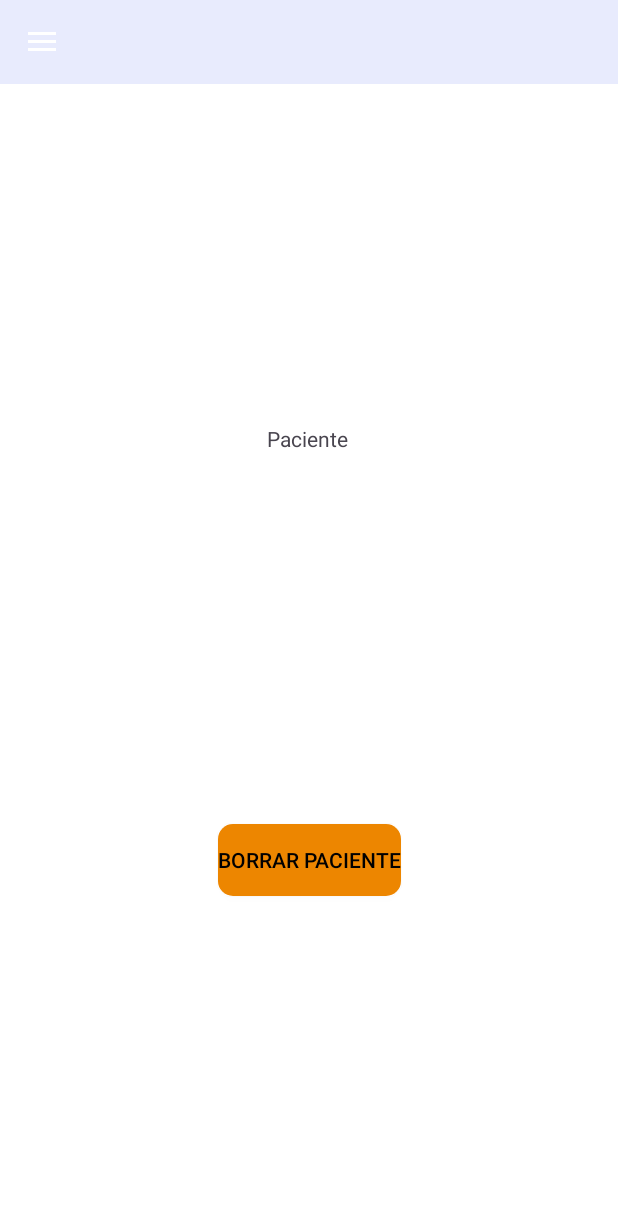
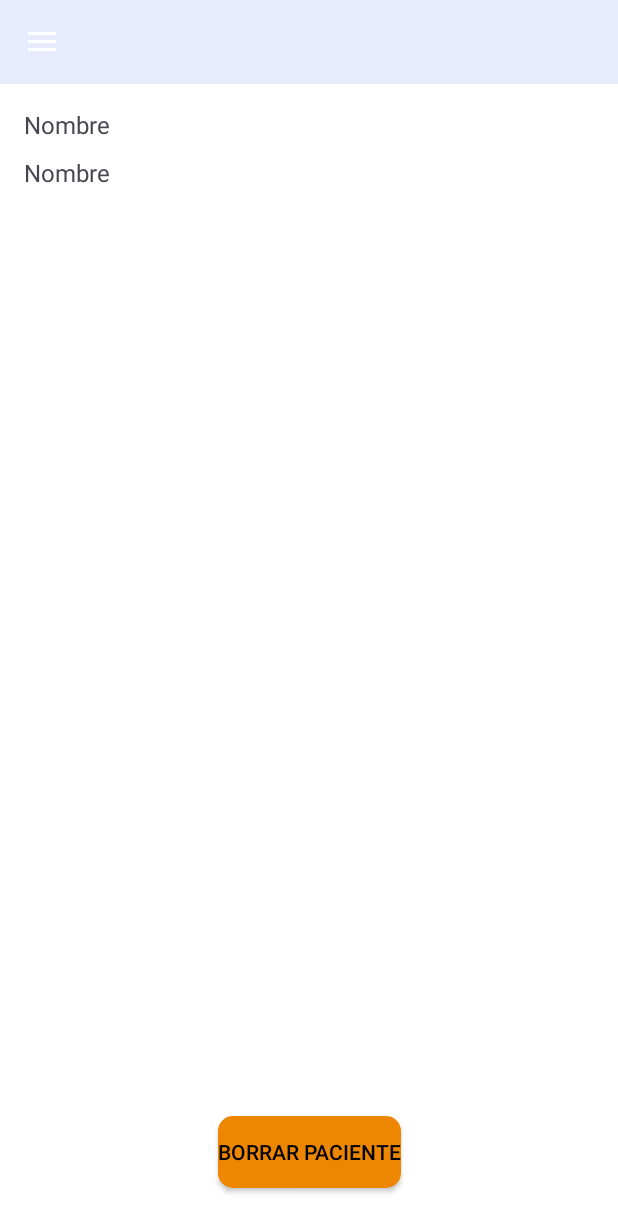
Before and after one commit to Doblado3/NutriMatev1, an Android app: the fragment DetallesPacFragmentMed placed in its activity, on a phone screen of 412 x 824 dp. Shown: the top 1232 px of the screen. Run offline under Robolectric (Android 15) with nearby library versions, the phone set to English and light mode, and no system bars; our stand-ins replace Firebase (no records; nobody signed in at launch, a user with empty details on screens opened directly).

Commit message:
Detalles Pacientes

```diff
--- a/app/src/main/java/com/example/nutrimatev1/medico/DetallesPacFragmentMed.kt
+++ b/app/src/main/java/com/example/nutrimatev1/medico/DetallesPacFragmentMed.kt
@@ -17,7 +17,8 @@ import java.util.Calendar
 
 class DetallesPacFragmentMed : Fragment() {
 
-    private lateinit var textoPaciente: TextView
+    private lateinit var textoNombre: TextView
+    private lateinit var textoFecha: TextView
     private lateinit var botonBorrarPaciente: Button
     private var paciente: Paciente? = null
 
@@ -32,17 +33,23 @@ class DetallesPacFragmentMed : Fragment() {
     override fun onViewCreated(view: View, savedInstanceState: Bundle?) {
         super.onViewCreated(view, savedInstanceState)
 
-        textoPaciente = view.findViewById(R.id.textDetallesPac)
+        textoNombre = view.findViewById(R.id.textNombreDetPac)
+        textoFecha = view.findViewById(R.id.textFechaDetPac)
         botonBorrarPaciente = view.findViewById(R.id.botonBorrarPac)
 
         // Recuperar el objeto Paciente de los argumentos
-        paciente = arguments?.getSerializable("paciente") as? Paciente
+        arguments?.let { bundle ->
+            val nombre = bundle.getString("nombre")
+            val fechaNacimiento = bundle.getSerializable("fechaNacimiento") as? Calendar
 
-        // Mostrar los detalles del paciente
-        paciente?.let {
-            textoPaciente.text = "${it.nombre}: ${it.fechanac.get(Calendar.DAY_OF_MONTH)}/" +
-                    "${it.fechanac.get(Calendar.MONTH) + 1}/" + // Los meses empiezan desde 0
-                    "${it.fechanac.get(Calendar.YEAR)}"
+            textoNombre.text = nombre
+
+
+
+            fechaNacimiento?.let {
+                val dateFormat = java.text.SimpleDateFormat("dd/MM/yyyy", java.util.Locale.getDefault())
+                textoFecha.text = "Fecha de Nacimiento: ${dateFormat.format(it.time)}"
+            }
         }
 
         // Configurar el botón de borrar
--- a/app/src/main/res/layout/fragment_detalles_pac_med.xml
+++ b/app/src/main/res/layout/fragment_detalles_pac_med.xml
@@ -7,30 +7,42 @@
     tools:context=".medico.DetallesPacFragmentMed">
 
 
-    <TextView
-        android:id="@+id/textDetallesPac"
-        android:layout_width="wrap_content"
+    <LinearLayout
+        android:layout_width="match_parent"
         android:layout_height="wrap_content"
-        android:layout_marginBottom="10dp"
-        android:text="Paciente"
-        app:layout_constraintBottom_toTopOf="@+id/botonBorrarPac"
-        app:layout_constraintEnd_toEndOf="parent"
-        app:layout_constraintHorizontal_bias="0.498"
-        app:layout_constraintStart_toStartOf="parent"
-        app:layout_constraintTop_toTopOf="parent" />
+        android:layout_margin="16dp"
+        android:layout_marginTop="32dp"
+        android:orientation="vertical"
+        app:layout_constraintTop_toTopOf="parent"
+        tools:layout_editor_absoluteX="16dp">
+
+        <TextView
+            android:id="@+id/textNombreDetPac"
+            android:layout_width="wrap_content"
+            android:layout_height="wrap_content"
+            android:layout_marginBottom="10dp"
+            android:text="Nombre"
+            android:textSize="16sp" />
+
+        <TextView
+            android:id="@+id/textFechaDetPac"
+            android:layout_width="wrap_content"
+            android:layout_height="wrap_content"
+            android:layout_marginBottom="10dp"
+            android:text="Nombre"
+            android:textSize="16sp" />
+    </LinearLayout>
 
     <androidx.appcompat.widget.AppCompatButton
         android:id="@+id/botonBorrarPac"
         android:layout_width="wrap_content"
         android:layout_height="wrap_content"
-        android:layout_marginTop="10dp"
+        android:layout_marginBottom="32dp"
+        android:background="@drawable/primary_background"
         android:text="Borrar Paciente"
-        android:background="@drawable/primary_background"
         android:textColor="@color/black"
         app:layout_constraintBottom_toBottomOf="parent"
         app:layout_constraintEnd_toEndOf="parent"
-        app:layout_constraintStart_toStartOf="parent"
-        app:layout_constraintTop_toBottomOf="@+id/textDetallesPac"
-        app:layout_constraintVertical_bias="0.0" />
+        app:layout_constraintStart_toStartOf="parent" />
 
 </androidx.constraintlayout.widget.ConstraintLayout>
```
Also changed, not shown: app/src/main/res/layout/fragment_add_tests_adm.xml (+59 -38 lines).
